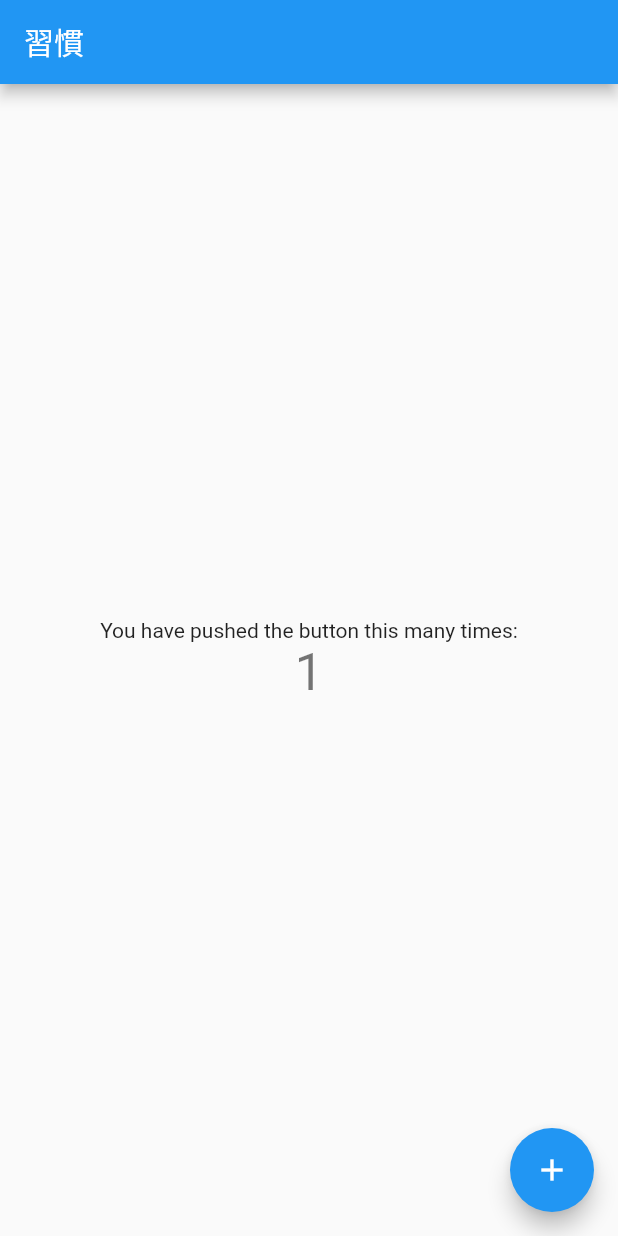
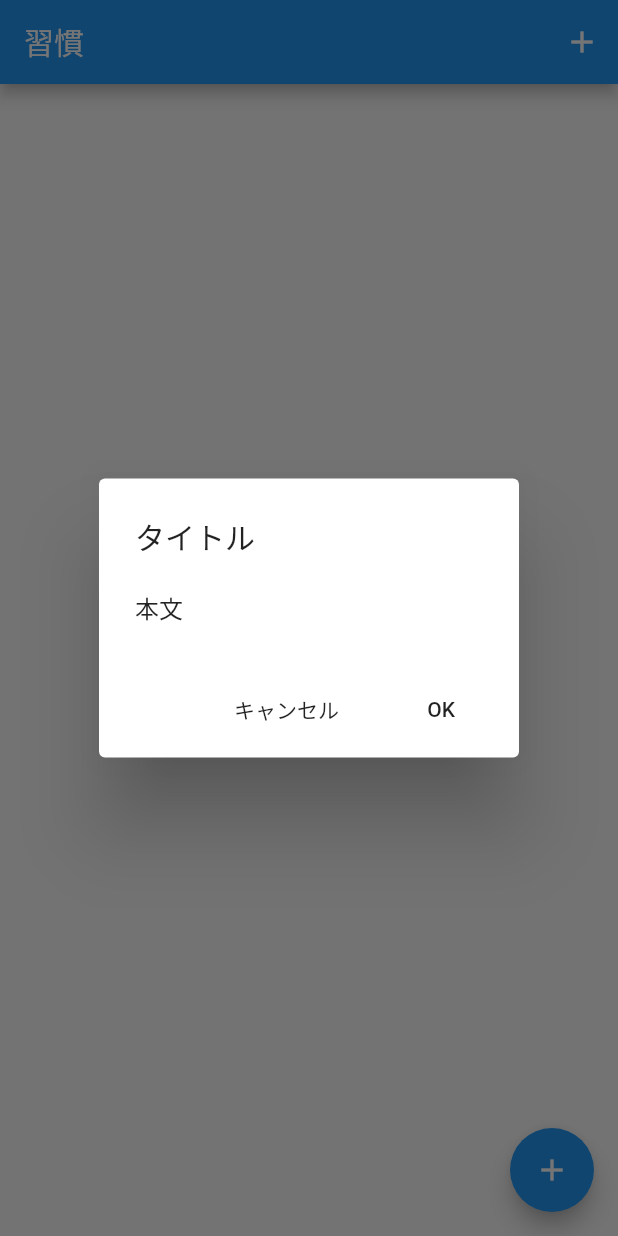
Before and after one commit to ShotaroOkada/practice_flutter, a Flutter app: the screen it shows after launch, after a tap on the "add" icon, on a phone screen of 412 x 824 dp. Run offline on Flutter 3.47's test engine with Material 2 defaults, Android fonts, the phone set to English and light mode, and no system bars.

Commit message:
[add]ダイアログの実装

```diff
--- /dev/null
+++ b/lib/components/addHabitDialog.dart
@@ -0,0 +1,41 @@
+import 'package:flutter/material.dart';
+
+enum _DialogActionType {
+  cancel,
+  ok,
+}
+
+void addHabitDialog(BuildContext context) {
+  showDialog(
+    context: context,
+    builder: (BuildContext context) => AlertDialog(
+          title: Text("タイトル"),
+          content: Text("本文"),
+          // ボタンの配置
+          actions: <Widget>[
+            FlatButton(
+                child: const Text('キャンセル'),
+                onPressed: () {
+                  Navigator.pop(context, _DialogActionType.cancel);
+                }),
+            FlatButton(
+                child: const Text('OK'),
+                onPressed: () {
+                  Navigator.pop(context, _DialogActionType.ok);
+                })
+          ],
+        ),
+  ).then<void>((value) {
+    // ボタンタップ時の処理
+    switch (value) {
+      case _DialogActionType.cancel:
+        print("cancel...");
+        break;
+      case _DialogActionType.ok:
+        print("OK!!");
+        break;
+      default:
+        print("default");
+    }
+  });
+}
--- a/lib/main.dart
+++ b/lib/main.dart
@@ -1,4 +1,5 @@
 import 'package:flutter/material.dart';
+import 'package:first_flutter/components/addHabitDialog.dart';
 
 void main() => runApp(MyApp());
 
@@ -38,6 +39,16 @@ class _MyHomePageState extends State<MyHomePage> {
     return Scaffold(
       appBar: AppBar(
         title: Text(widget.title),
+        actions: <Widget>[
+          IconButton(
+            icon: Icon(Icons.add),
+            tooltip: '習慣を追加します',
+            onPressed: () {
+              addHabitDialog(context);
+              print("onPressed");
+            },
+          )
+        ],
       ),
       body: Center(
         child: Column(
```
